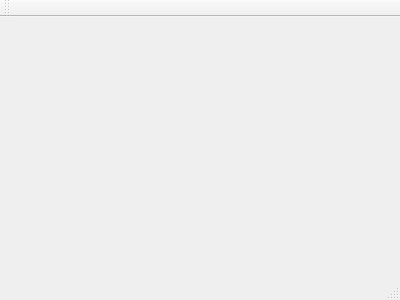
This is tools/boomconfig/mainwindow.ui in Buanderie/boomrtx as Qt 5 draws it before an edit. The edited form follows.
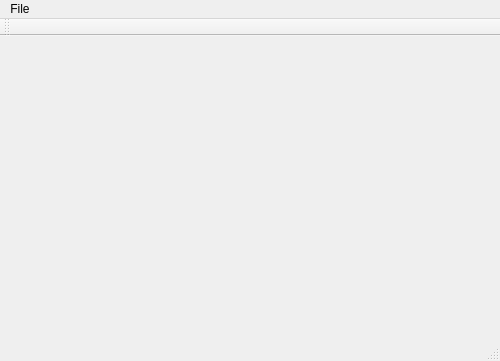
This is the edited form.

Patch:
```diff
--- a/tools/boomconfig/mainwindow.ui
+++ b/tools/boomconfig/mainwindow.ui
@@ -1,24 +1,57 @@
 <ui version="4.0">
  <class>MainWindow</class>
- <widget class="QMainWindow" name="MainWindow" >
-  <property name="geometry" >
+ <widget class="QMainWindow" name="MainWindow">
+  <property name="geometry">
    <rect>
     <x>0</x>
     <y>0</y>
-    <width>400</width>
-    <height>300</height>
+    <width>500</width>
+    <height>361</height>
    </rect>
   </property>
   <property name="windowTitle" >
    <string>MainWindow</string>
   </property>
-  <widget class="QMenuBar" name="menuBar" />
-  <widget class="QToolBar" name="mainToolBar" />
-  <widget class="QWidget" name="centralWidget" />
-  <widget class="QStatusBar" name="statusBar" />
+  <widget class="QWidget" name="centralWidget"/>
+  <widget class="QMenuBar" name="menuBar">
+   <property name="geometry">
+    <rect>
+     <x>0</x>
+     <y>0</y>
+     <width>500</width>
+     <height>22</height>
+    </rect>
+   </property>
+   <widget class="QMenu" name="menuFile">
+    <property name="title">
+     <string>File</string>
+    </property>
+    <addaction name="actionConnect"/>
+    <addaction name="actionDisconnect"/>
+   </widget>
+   <addaction name="menuFile"/>
+  </widget>
+  <widget class="QToolBar" name="mainToolBar">
+   <attribute name="toolBarArea">
+    <enum>TopToolBarArea</enum>
+   </attribute>
+   <attribute name="toolBarBreak">
+    <bool>false</bool>
+   </attribute>
+  </widget>
+  <widget class="QStatusBar" name="statusBar"/>
+  <action name="actionConnect">
+   <property name="text">
+    <string>Connect</string>
+   </property>
+  </action>
+  <action name="actionDisconnect">
+   <property name="text">
+    <string>Disconnect</string>
+   </property>
+  </action>
  </widget>
- <layoutDefault spacing="6" margin="11" />
- <pixmapfunction></pixmapfunction>
+ <layoutdefault spacing="6" margin="11"/>
  <resources/>
  <connections/>
 </ui>
```
Left out of the diff: 3 changed lines with no effect on the pictures.
